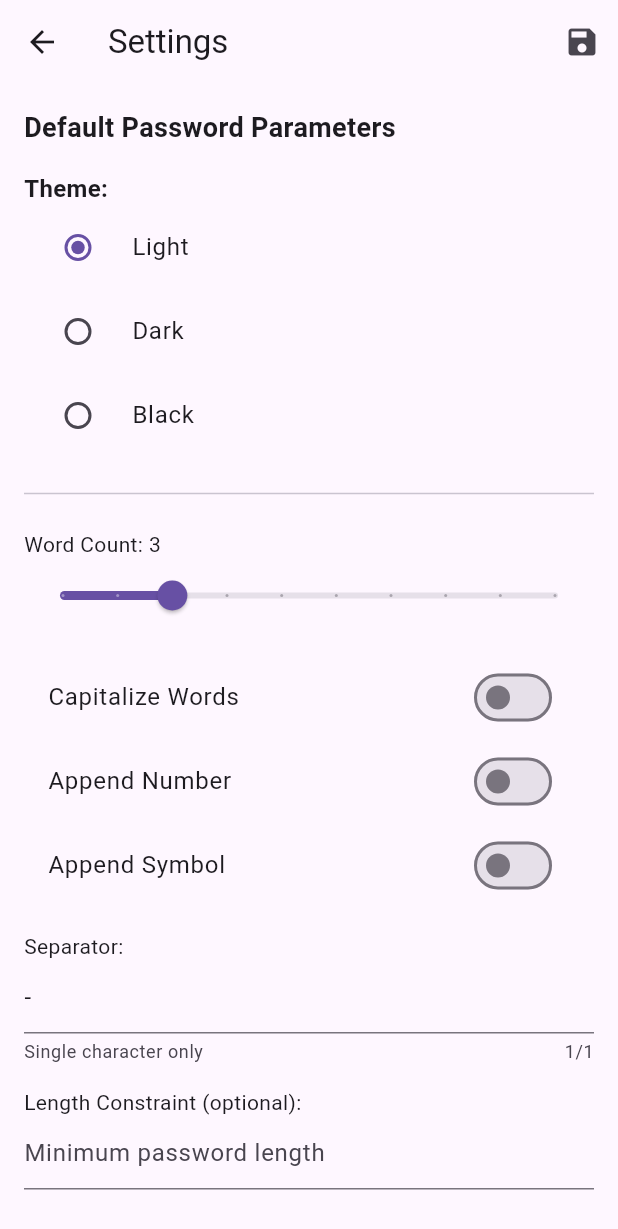
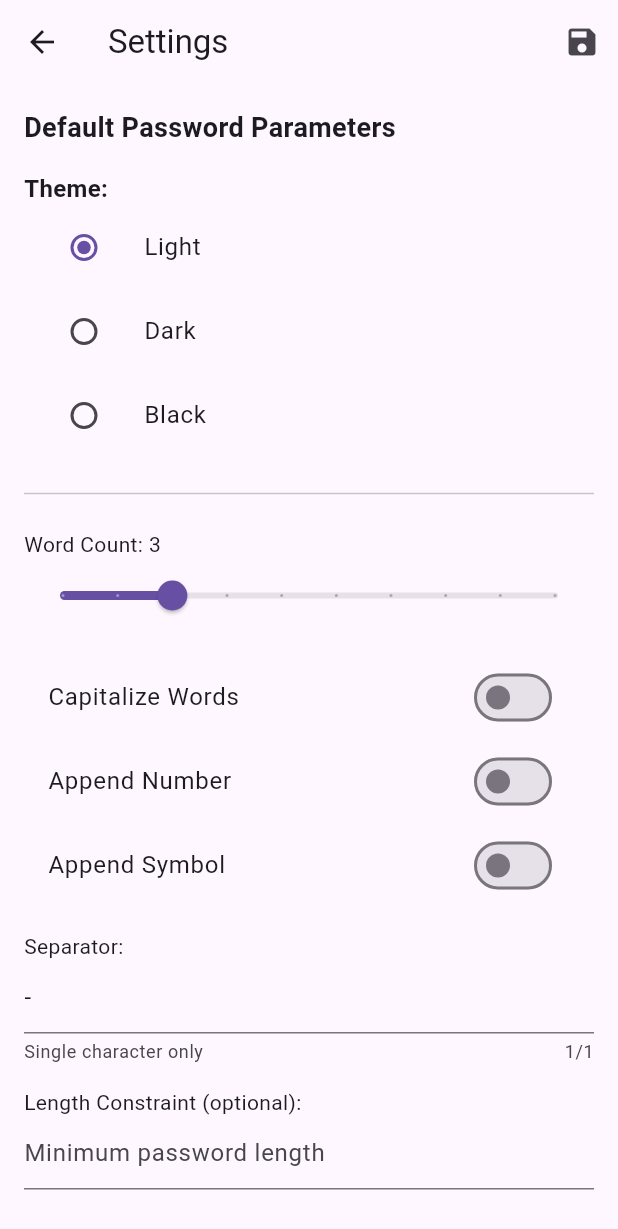
Before and after one commit to lunchboxer/passgen-flutter, a Flutter app: the screen it shows after launch, after a tap on "Copy to Clipboard", after a tap on "Capitalize Words", after a tap on "Settings", on a phone screen of 412 x 824 dp. Shown: the top 1229 px of the screen. Run offline on Flutter 3.47's test engine with Material 3 defaults, Android fonts, the light colour scheme and no system bars; our stand-ins replace shared_preferences; statements that could not run were skipped; project files that could hold a hidden picture were left out.

Commit message:
Fix dart analyze issues and improve theme management implementation

```diff
--- a/lib/core/settings_manager.dart
+++ b/lib/core/settings_manager.dart
@@ -93,9 +93,11 @@ class SettingsManager {
   /// Get a setting value by key with an optional default value.
   ///
   /// If the setting is not found, the [defaultValue] is returned.
-  String getSetting(String key, [String defaultValue = '']) {
-    return _prefs.getString(key) ?? defaultValue;
-  }
+  String getSetting(String key, [String defaultValue = '']) =>
+      _prefs.getString(key) ?? defaultValue;
+
+  /// Get the theme setting with a default value.
+  String getThemeSetting() => getSetting(_themeKey, _defaultTheme);
 
   /// Set a setting value by key.
   Future<void> setSetting(String key, String value) async {
--- a/lib/core/theme_manager.dart
+++ b/lib/core/theme_manager.dart
@@ -1,14 +1,15 @@
 import 'package:flutter/material.dart';
-import 'package:passgen/core/settings_manager.dart';
-import 'package:passgen/models/app_theme.dart';
+
+import '../models/app_theme.dart';
+import 'settings_manager.dart';
+import 'theme_manager_interface.dart';
 
 /// Manages the application theme state and provides theme data
-class ThemeManager {
+class ThemeManager implements IThemeManager {
+  ThemeManager(this._settingsManager);
   final SettingsManager _settingsManager;
 
-  ThemeManager(this._settingsManager);
-
-  /// Gets the current theme from settings
+  @override
   AppTheme getCurrentTheme() {
     final themeString = _settingsManager.getSetting('theme', 'light');
     switch (themeString) {
@@ -16,19 +17,19 @@ class ThemeManager {
         return AppTheme.dark;
       case 'black':
         return AppTheme.black;
-      case 'light':
       default:
+        // Handle 'light' and unexpected theme values by returning light theme
         return AppTheme.light;
     }
   }
 
-  /// Sets the current theme in settings
+  @override
   void setTheme(AppTheme theme) {
     final themeString = theme.toString().split('.').last;
     _settingsManager.setSetting('theme', themeString);
   }
 
-  /// Gets the ThemeData for the current theme
+  @override
   ThemeData getThemeData() {
     switch (getCurrentTheme()) {
       case AppTheme.dark:
@@ -39,10 +40,10 @@ class ThemeManager {
         return ThemeData.dark().copyWith(
           scaffoldBackgroundColor: Colors.black,
           cardColor: Colors.grey[900],
-          dialogBackgroundColor: Colors.grey[900],
+          dialogTheme: DialogThemeData(backgroundColor: Colors.grey[900]),
         );
-      case AppTheme.light:
       default:
+        // Handle AppTheme.light and any other cases
         return ThemeData.light();
     }
   }
--- /dev/null
+++ b/lib/core/theme_manager_interface.dart
@@ -0,0 +1,15 @@
+import 'package:flutter/material.dart';
+
+import '../models/app_theme.dart';
+
+/// Interface for theme management functionality
+abstract class IThemeManager {
+  /// Gets the current theme
+  AppTheme getCurrentTheme();
+
+  /// Sets the current theme
+  void setTheme(AppTheme theme);
+
+  /// Gets the ThemeData for the current theme
+  ThemeData getThemeData();
+}
--- a/lib/main.dart
+++ b/lib/main.dart
@@ -55,18 +55,6 @@ class _MyAppState extends State<MyApp> {
   Widget build(BuildContext context) {
     Logger.debug('Building MyApp widget');
 
-    if (_themeManager == null) {
-      // Show loading screen while initializing
-      return MaterialApp(
-        title: 'Passgen',
-        home: Scaffold(
-          body: Center(
-            child: CircularProgressIndicator(),
-          ),
-        ),
-      );
-    }
-
     return MultiProvider(
       providers: [
         ChangeNotifierProvider(
@@ -75,13 +63,11 @@ class _MyAppState extends State<MyApp> {
         Provider<ThemeManager>.value(value: _themeManager),
       ],
       child: Consumer<ThemeManager>(
-        builder: (context, themeManager, child) {
-          return MaterialApp(
+        builder: (context, themeManager, child) => MaterialApp(
           title: 'Passgen',
           theme: themeManager.getThemeData(),
-            home: MainScreen(),
-          );
-        },
+          home: const MainScreen(),
+        ),
       ),
     );
   }
@@ -115,7 +101,7 @@ class MainScreen extends StatelessWidget {
             backgroundColor: Theme.of(context).colorScheme.inversePrimary,
             actions: [
               IconButton(
-                icon: Icon(Icons.brightness_6),
+                icon: const Icon(Icons.brightness_6),
                 onPressed: () => _showThemeSelection(context),
               ),
             ],
@@ -235,15 +221,17 @@ class MainScreen extends StatelessWidget {
 
     showModalBottomSheet(
       context: context,
-      builder: (BuildContext context) {
-        return SafeArea(
+      builder: (context) => SafeArea(
         child: Column(
           mainAxisSize: MainAxisSize.min,
           children: [
             ListTile(
-                title: Text('Light'),
+              title: const Text('Light'),
               trailing: currentTheme == AppTheme.light
-                    ? Icon(Icons.check, color: Theme.of(context).colorScheme.primary)
+                  ? Icon(
+                      Icons.check,
+                      color: Theme.of(context).colorScheme.primary,
+                    )
                   : null,
               onTap: () {
                 themeManager.setTheme(AppTheme.light);
@@ -251,9 +239,12 @@ class MainScreen extends StatelessWidget {
               },
             ),
             ListTile(
-                title: Text('Dark'),
+              title: const Text('Dark'),
               trailing: currentTheme == AppTheme.dark
-                    ? Icon(Icons.check, color: Theme.of(context).colorScheme.primary)
+                  ? Icon(
+                      Icons.check,
+                      color: Theme.of(context).colorScheme.primary,
+                    )
                   : null,
               onTap: () {
                 themeManager.setTheme(AppTheme.dark);
@@ -261,9 +252,12 @@ class MainScreen extends StatelessWidget {
               },
             ),
             ListTile(
-                title: Text('Black'),
+              title: const Text('Black'),
               trailing: currentTheme == AppTheme.black
-                    ? Icon(Icons.check, color: Theme.of(context).colorScheme.primary)
+                  ? Icon(
+                      Icons.check,
+                      color: Theme.of(context).colorScheme.primary,
+                    )
                   : null,
               onTap: () {
                 themeManager.setTheme(AppTheme.black);
@@ -272,8 +266,7 @@ class MainScreen extends StatelessWidget {
             ),
           ],
         ),
-        );
-      },
+      ),
     );
   }
 }
--- a/lib/models/app_theme.dart
+++ b/lib/models/app_theme.dart
@@ -7,5 +7,5 @@ enum AppTheme {
   dark,
 
   /// Black theme with pure black background
-  black
+  black,
 }
--- a/lib/ui/settings_screen.dart
+++ b/lib/ui/settings_screen.dart
@@ -1,7 +1,6 @@
 import 'package:flutter/material.dart';
-import 'package:provider/provider.dart';
 
-import '../../core/theme_manager.dart';
+import '../../core/theme_manager_interface.dart';
 import '../../models/app_theme.dart';
 import '../../models/password_params.dart';
 
@@ -15,7 +14,7 @@ class SettingsScreen extends StatefulWidget {
   });
 
   final PasswordParams currentParams;
-  final ThemeManager themeManager;
+  final IThemeManager themeManager;
   final ValueChanged<PasswordParams> onSave;
 
   @override
@@ -79,7 +78,8 @@ class _SettingsScreenState extends State<SettingsScreen> {
           ),
         ],
       ),
-      body: Padding(
+      body: SingleChildScrollView(
+        child: Padding(
           padding: const EdgeInsets.all(16),
           child: Column(
             crossAxisAlignment: CrossAxisAlignment.start,
@@ -116,41 +116,60 @@ class _SettingsScreenState extends State<SettingsScreen> {
               'Theme:',
               style: TextStyle(fontSize: 16, fontWeight: FontWeight.bold),
             ),
-            RadioListTile<AppTheme>(
+            Column(
+              children: [
+                ListTile(
                   title: const Text('Light'),
+                  leading: Radio<AppTheme>(
                     value: AppTheme.light,
                     groupValue: _selectedTheme,
                     onChanged: (value) {
-                if (value != null) {
                       setState(() {
-                    _selectedTheme = value;
+                        _selectedTheme = value ?? _selectedTheme;
                       });
-                }
                     },
                   ),
-            RadioListTile<AppTheme>(
+                  onTap: () {
+                    setState(() {
+                      _selectedTheme = AppTheme.light;
+                    });
+                  },
+                ),
+                ListTile(
                   title: const Text('Dark'),
+                  leading: Radio<AppTheme>(
                     value: AppTheme.dark,
                     groupValue: _selectedTheme,
                     onChanged: (value) {
-                if (value != null) {
                       setState(() {
-                    _selectedTheme = value;
+                        _selectedTheme = value ?? _selectedTheme;
                       });
-                }
                     },
                   ),
-            RadioListTile<AppTheme>(
+                  onTap: () {
+                    setState(() {
+                      _selectedTheme = AppTheme.dark;
+                    });
+                  },
+                ),
+                ListTile(
                   title: const Text('Black'),
+                  leading: Radio<AppTheme>(
                     value: AppTheme.black,
                     groupValue: _selectedTheme,
                     onChanged: (value) {
-                if (value != null) {
                       setState(() {
-                    _selectedTheme = value;
+                        _selectedTheme = value ?? _selectedTheme;
                       });
-                }
                     },
+                  ),
+                  onTap: () {
+                    setState(() {
+                      _selectedTheme = AppTheme.black;
+                    });
+                  },
+                ),
+              ],
             ),
               const SizedBox(height: 16),
               const Divider(),
@@ -247,7 +266,9 @@ class _SettingsScreenState extends State<SettingsScreen> {
                   hintText: 'Minimum password length',
                 ),
               ),
+              const SizedBox(height: 16),
             ],
+          ),
         ),
       ),
     );
```
Also changed, not shown: 6 other files. Lines whose indentation alone changed are shown as unchanged.
